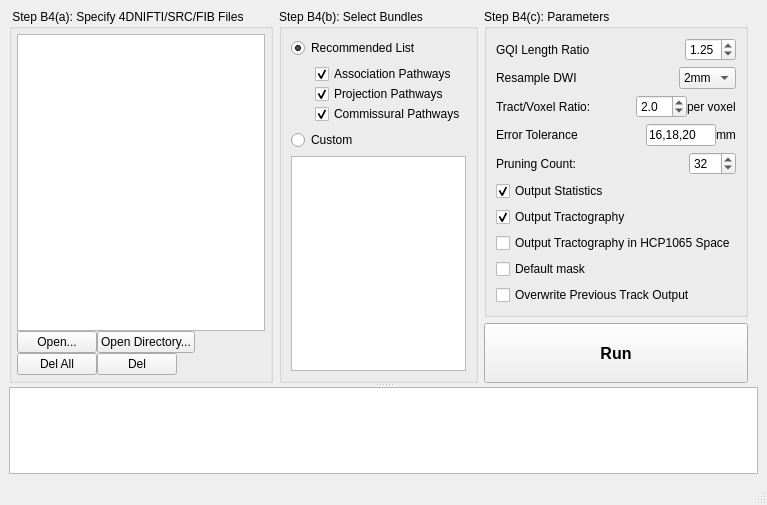
Qt form auto_track.ui (frankyeh/DSI-Studio) before a commit.
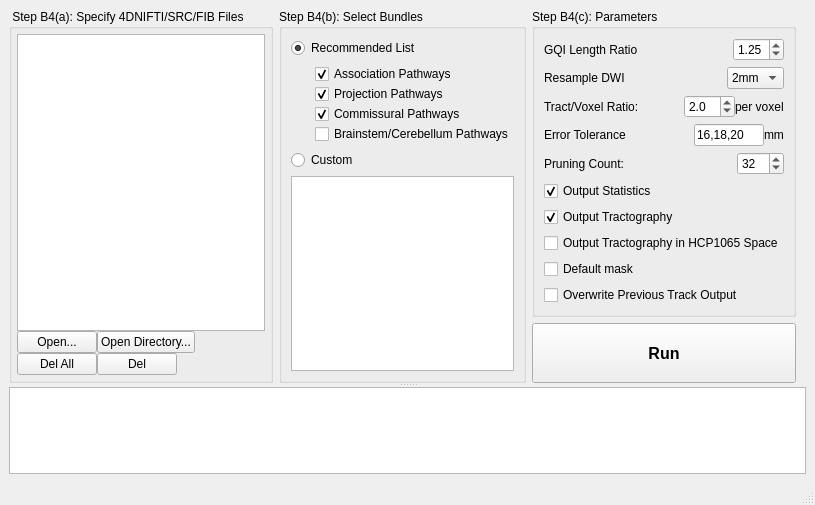
The same form after that commit. Icons and pictures are not drawn.

Commit message: [atk] revise GUI tracking list

```diff
--- a/auto_track.ui
+++ b/auto_track.ui
@@ -250,6 +250,13 @@
                 </property>
                </widget>
               </item>
+              <item>
+               <widget class="QCheckBox" name="cb_brainstem">
+                <property name="text">
+                 <string>Brainstem/Cerebellum Pathways</string>
+                </property>
+               </widget>
+              </item>
              </layout>
             </widget>
            </item>
```
The commit also changes 1 other file.
